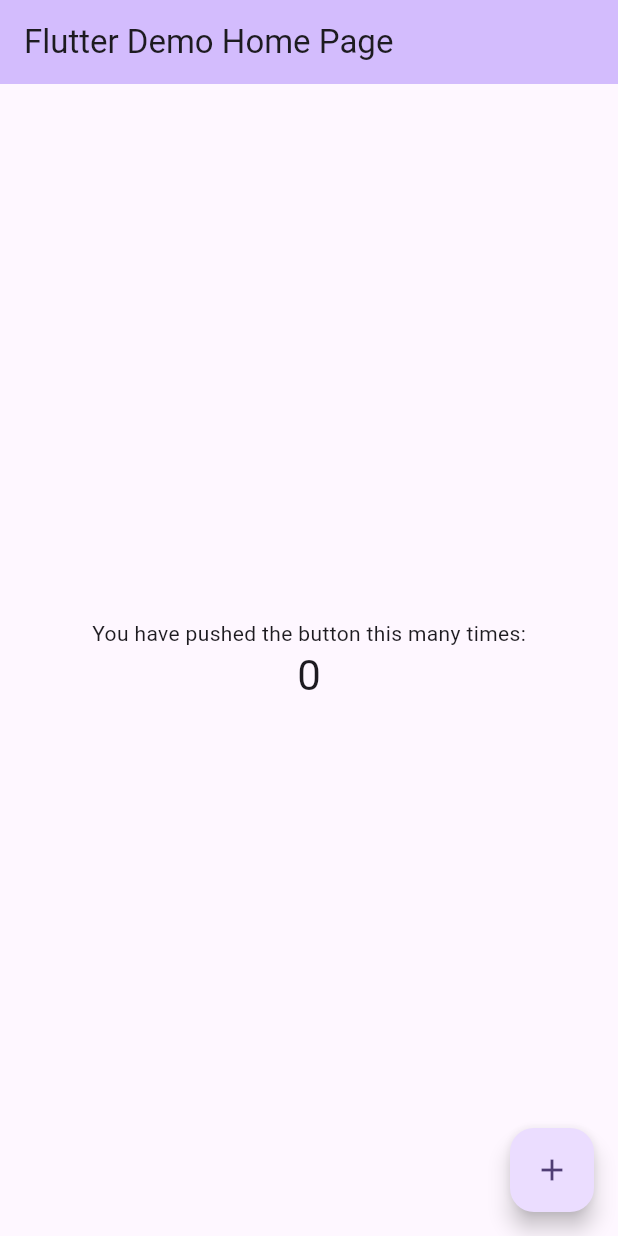
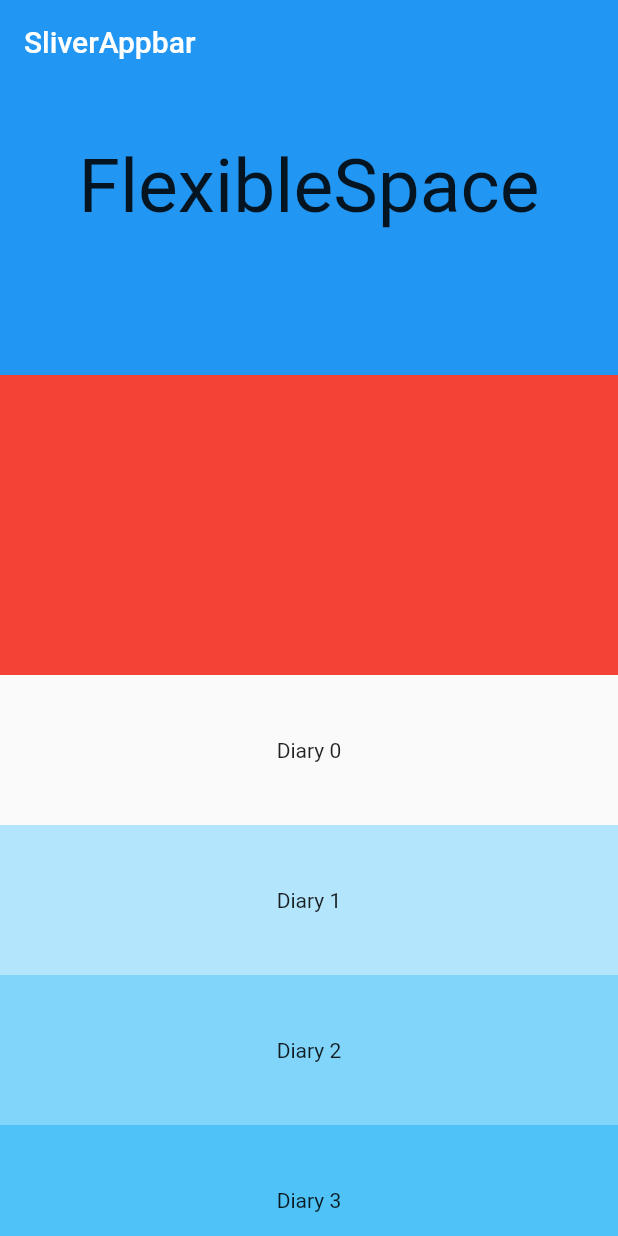
Before and after one commit to tero1115/flutter-sliver-practice, a Flutter app: the screen it shows after launch, on a phone screen of 412 x 824 dp. Run offline on Flutter 3.47's test engine with Material 2 defaults, Android fonts, the phone set to English and light mode, and no system bars.

Commit message:
슬리버 연습

```diff
--- /dev/null
+++ b/lib/ad.dart
@@ -0,0 +1,15 @@
+import 'package:flutter/material.dart';
+
+class Ad extends StatelessWidget {
+  final int index;
+  const Ad(this.index,{Key? key}) : super(key: key);
+
+  @override
+  Widget build(BuildContext context) {
+    return Container(
+      alignment: Alignment.center,
+      color: Colors.lightBlue[100 * (index % 9)],
+      child: Text("Advertise $index"),
+    );
+  }
+}
--- /dev/null
+++ b/lib/diary.dart
@@ -0,0 +1,15 @@
+import 'package:flutter/material.dart';
+
+class Diary extends StatelessWidget {
+  final int index;
+  const Diary(this.index, {Key? key}) : super(key: key);
+
+  @override
+  Widget build(BuildContext context) {
+    return Container(
+      alignment: Alignment.center,
+      color: Colors.lightBlue[100 * (index % 9)],
+      child: Text("Diary $index"),
+    );
+  }
+}
--- a/lib/main.dart
+++ b/lib/main.dart
@@ -1,125 +1,81 @@
 import 'package:flutter/material.dart';
+import 'package:sliver_app/ad.dart';
+import 'package:sliver_app/diary.dart';
 
 void main() {
   runApp(const MyApp());
 }
 
 class MyApp extends StatelessWidget {
-  const MyApp({super.key});
+  const MyApp({Key? key}) : super(key: key);
 
-  // This widget is the root of your application.
   @override
   Widget build(BuildContext context) {
     return MaterialApp(
-      title: 'Flutter Demo',
-      theme: ThemeData(
-        // This is the theme of your application.
-        //
-        // TRY THIS: Try running your application with "flutter run". You'll see
-        // the application has a blue toolbar. Then, without quitting the app,
-        // try changing the seedColor in the colorScheme below to Colors.green
-        // and then invoke "hot reload" (save your changes or press the "hot
-        // reload" button in a Flutter-supported IDE, or press "r" if you used
-        // the command line to start the app).
-        //
-        // Notice that the counter didn't reset back to zero; the application
-        // state is not lost during the reload. To reset the state, use hot
-        // restart instead.
-        //
-        // This works for code too, not just values: Most code changes can be
-        // tested with just a hot reload.
-        colorScheme: ColorScheme.fromSeed(seedColor: Colors.deepPurple),
-        useMaterial3: true,
-      ),
-      home: const MyHomePage(title: 'Flutter Demo Home Page'),
+      home: HomePage(),
     );
   }
 }
 
-class MyHomePage extends StatefulWidget {
-  const MyHomePage({super.key, required this.title});
-
-  // This widget is the home page of your application. It is stateful, meaning
-  // that it has a State object (defined below) that contains fields that affect
-  // how it looks.
-
-  // This class is the configuration for the state. It holds the values (in this
-  // case the title) provided by the parent (in this case the App widget) and
-  // used by the build method of the State. Fields in a Widget subclass are
-  // always marked "final".
-
-  final String title;
-
-  @override
-  State<MyHomePage> createState() => _MyHomePageState();
-}
-
-class _MyHomePageState extends State<MyHomePage> {
-  int _counter = 0;
-
-  void _incrementCounter() {
-    setState(() {
-      // This call to setState tells the Flutter framework that something has
-      // changed in this State, which causes it to rerun the build method below
-      // so that the display can reflect the updated values. If we changed
-      // _counter without calling setState(), then the build method would not be
-      // called again, and so nothing would appear to happen.
-      _counter++;
-    });
-  }
+class HomePage extends StatelessWidget {
+  const HomePage({Key? key}) : super(key: key);
 
   @override
   Widget build(BuildContext context) {
-    // This method is rerun every time setState is called, for instance as done
-    // by the _incrementCounter method above.
-    //
-    // The Flutter framework has been optimized to make rerunning build methods
-    // fast, so that you can just rebuild anything that needs updating rather
-    // than having to individually change instances of widgets.
     return Scaffold(
-      appBar: AppBar(
-        // TRY THIS: Try changing the color here to a specific color (to
-        // Colors.amber, perhaps?) and trigger a hot reload to see the AppBar
-        // change color while the other colors stay the same.
-        backgroundColor: Theme.of(context).colorScheme.inversePrimary,
-        // Here we take the value from the MyHomePage object that was created by
-        // the App.build method, and use it to set our appbar title.
-        title: Text(widget.title),
+      body: CustomScrollView(
+        slivers: [
+          SliverAppBar(
+            snap: true,
+            floating: true,
+            title: Text("SliverAppbar"),
+            pinned: false,
+            expandedHeight: 250,
+            flexibleSpace: Container(
+              child: Center(
+                child: Text(
+                  "FlexibleSpace",
+                  style: TextStyle(fontSize: 50),
+                ),
+              ),
+            ),
+          ),
+          SliverToBoxAdapter(
+              child: Container(
+                height: 200,
+                color: Colors.red,
+              )
+          ),
+          SliverFixedExtentList(
+            itemExtent: 100,
+            delegate: SliverChildBuilderDelegate(
+              childCount: 50,
+                  (context, index) {
+                if (index % 4 == 0 && index != 0) {
+                  return Ad((index / 4).toInt());
+                } else {
+                  return Diary(index);
+                }
+              },
+            ),
+          ),
+        ],
       ),
-      body: Center(
-        // Center is a layout widget. It takes a single child and positions it
-        // in the middle of the parent.
-        child: Column(
-          // Column is also a layout widget. It takes a list of children and
-          // arranges them vertically. By default, it sizes itself to fit its
-          // children horizontally, and tries to be as tall as its parent.
-          //
-          // Column has various properties to control how it sizes itself and
-          // how it positions its children. Here we use mainAxisAlignment to
-          // center the children vertically; the main axis here is the vertical
-          // axis because Columns are vertical (the cross axis would be
-          // horizontal).
-          //
-          // TRY THIS: Invoke "debug painting" (choose the "Toggle Debug Paint"
-          // action in the IDE, or press "p" in the console), to see the
-          // wireframe for each widget.
-          mainAxisAlignment: MainAxisAlignment.center,
-          children: <Widget>[
-            const Text(
-              'You have pushed the button this many times:',
-            ),
-            Text(
-              '$_counter',
-              style: Theme.of(context).textTheme.headlineMedium,
-            ),
-          ],
-        ),
+    );
+  }
+
+  SliverList buildSliverList() {
+    return SliverList(
+      delegate: SliverChildBuilderDelegate(
+            (context, index) {
+          return Container(
+            height: 50,
+            alignment: Alignment.center,
+            color: Colors.lightBlue[100 * (index % 9)],
+            child: Text("List Item $index"),
+          );
+        },
       ),
-      floatingActionButton: FloatingActionButton(
-        onPressed: _incrementCounter,
-        tooltip: 'Increment',
-        child: const Icon(Icons.add),
-      ), // This trailing comma makes auto-formatting nicer for build methods.
     );
   }
 }
```
